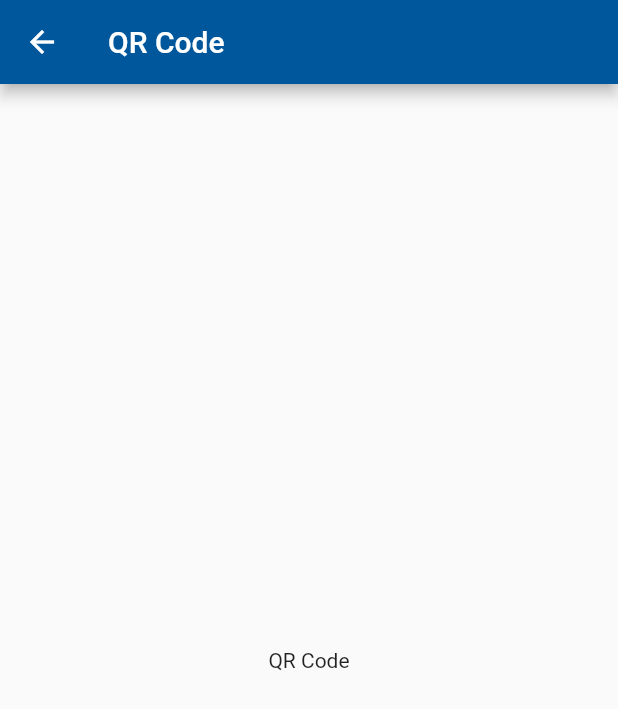
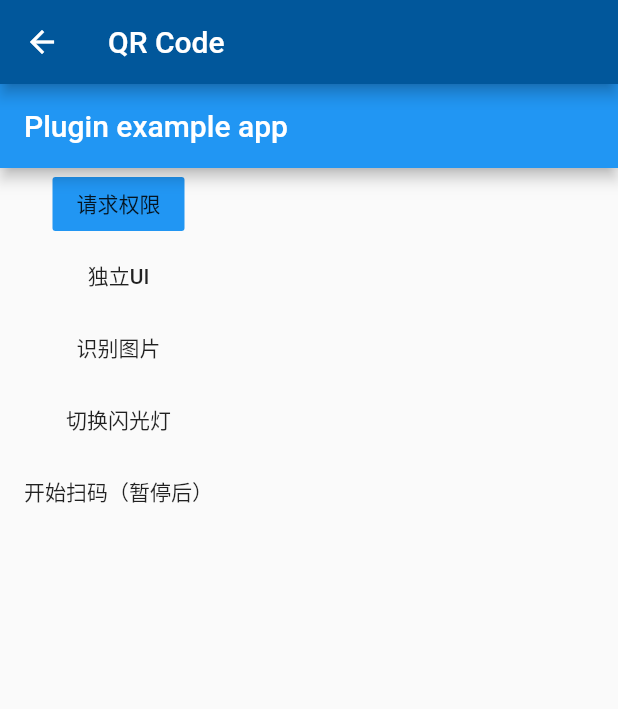
Before and after one commit to MinaSamirCap/visit_city, a Flutter app: the QrCodeScreen screen opened by its route, on a phone screen of 412 x 824 dp. Shown: the top 709 px of the screen. Run offline on Flutter 3.47's test engine with Material 2 defaults, Android fonts, the phone set to English and light mode, and no system bars; our stand-ins replace email_validator, flutter_rating_bar, fluttertoast, image_picker, permission_handler, photo_view and 2 more; missing offline and left inert: flutter_qr_reader; accounts and stored records are empty.

```diff
--- /dev/null
+++ b/lib/qr/qr.dart
@@ -0,0 +1,137 @@
+import 'package:flutter/material.dart';
+
+import 'package:flutter_qr_reader/flutter_qr_reader.dart';
+import 'package:image_picker/image_picker.dart';
+import 'package:permission_handler/permission_handler.dart';
+import 'package:visit_city/qr/scanViewDemo.dart';
+
+class Qr extends StatefulWidget {
+  @override
+  _Qr createState() => _Qr();
+}
+
+class _Qr extends State<Qr> {
+  @override
+  void initState() {
+    super.initState();
+  }
+
+  @override
+  Widget build(BuildContext context) {
+    return MaterialApp(home: HomePage());
+  }
+}
+
+class HomePage extends StatefulWidget {
+  HomePage({Key key}) : super(key: key);
+
+  @override
+  _HomePageState createState() => new _HomePageState();
+}
+
+class _HomePageState extends State<HomePage> {
+  QrReaderViewController _controller;
+  bool isOk = false;
+  String data;
+  @override
+  void initState() {
+    super.initState();
+  }
+
+  @override
+  Widget build(BuildContext context) {
+    return Scaffold(
+      appBar: AppBar(
+        title: const Text('Plugin example app'),
+      ),
+      body: SingleChildScrollView(
+        child: Column(
+          children: <Widget>[
+            FlatButton(
+              onPressed: () async {
+                Map<PermissionGroup, PermissionStatus> permissions =
+                    await PermissionHandler()
+                        .requestPermissions([PermissionGroup.camera]);
+                print(permissions);
+                if (permissions[PermissionGroup.camera] ==
+                    PermissionStatus.granted) {
+                  showDialog(
+                    context: context,
+                    builder: (context) {
+                      return Dialog(
+                        child: Text("ok"),
+                      );
+                    },
+                  );
+                  setState(() {
+                    isOk = true;
+                  });
+                }
+              },
+              child: Text("请求权限"),
+              color: Colors.blue,
+            ),
+            FlatButton(
+              onPressed: () async {
+                Navigator.push(context,
+                    MaterialPageRoute(builder: (context) => ScanViewDemo()));
+              },
+              child: Text("独立UI"),
+            ),
+            FlatButton(
+                onPressed: () async {
+                  var image =
+                      await ImagePicker.pickImage(source: ImageSource.gallery);
+                  if (image == null) return;
+                  final rest = await FlutterQrReader.imgScan(image);
+                  setState(() {
+                    data = rest;
+                  });
+                },
+                child: Text("识别图片")),
+            FlatButton(
+                onPressed: () {
+                  assert(_controller != null);
+                  _controller.setFlashlight();
+                },
+                child: Text("切换闪光灯")),
+            FlatButton(
+                onPressed: () {
+                  assert(_controller != null);
+                  _controller.startCamera(onScan);
+                },
+                child: Text("开始扫码（暂停后）")),
+            if (data != null) Text(data),
+            if (isOk)
+              Container(
+                width: 320,
+                height: 350,
+                child: QrReaderView(
+                  width: 320,
+                  height: 350,
+                  callback: (container) {
+                    this._controller = container;
+                    _controller.startCamera(onScan);
+                  },
+                ),
+              )
+          ],
+        ),
+      ),
+    );
+  }
+
+  void onScan(String v, List<Offset> offsets) {
+    print([v, offsets]);
+    setState(() {
+      data = v;
+    });
+    _controller.stopCamera();
+  }
+
+  @override
+  void dispose() {
+    // TODO: implement dispose
+    super.dispose();
+  }
+}
--- a/lib/ui/screens/qr_code_screen.dart
+++ b/lib/ui/screens/qr_code_screen.dart
@@ -1,4 +1,5 @@
 import 'package:flutter/material.dart';
+import 'package:visit_city/qr/qr.dart';
 import '../../utils/lang/app_localization_keys.dart';
 import '../../utils/lang/app_localization.dart';
 
@@ -12,13 +13,10 @@ class QrCodeScreen extends StatelessWidget {
         appBar: AppBar(
           title: Text(_appLocal.translate(LocalKeys.QR_CODE)),
         ),
-        body: Center(
-          child: Text(
-            _appLocal.translate(LocalKeys.QR_CODE),
-          ),
-        ));
+        body: Qr());
   }
 }
 
 /// reference for library ...WishlistScreen
-/// https://pub.dev/packages/qr_flutter#-readme-tab-
+/// https://pub.dev/packages/flutter_qr_reader#-readme-tab-
+/// https://pub.dev/packages/permission_handler
--- a/pubspec.yaml
+++ b/pubspec.yaml
@@ -37,6 +37,8 @@ dependencies:
   progress_dialog: ^1.2.0
   fluttertoast: ^3.1.3
   url_launcher: ^5.4.2
+  flutter_qr_reader: ^1.0.3
+  permission_handler: '^4.3.0'
 
 
 
```
Also changed, not shown: lib/qr/scanViewDemo.dart (added, +56 -0 lines), pubspec.lock, 1 other file.
